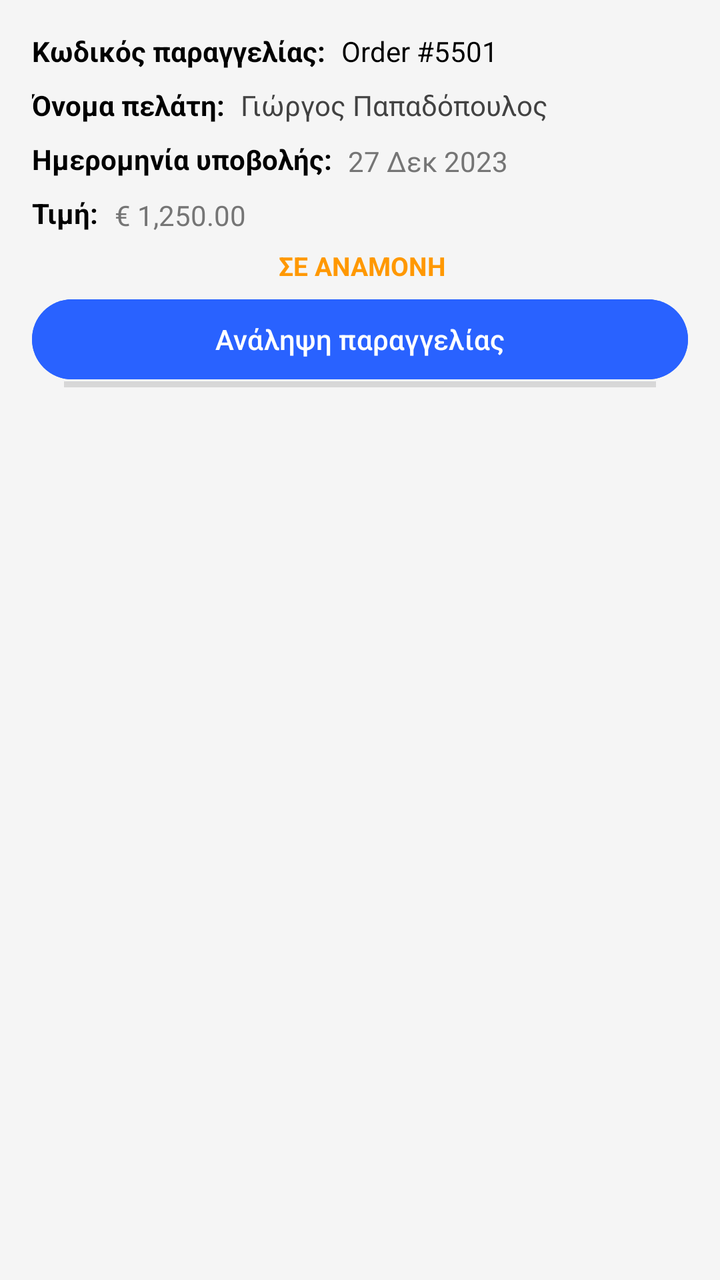
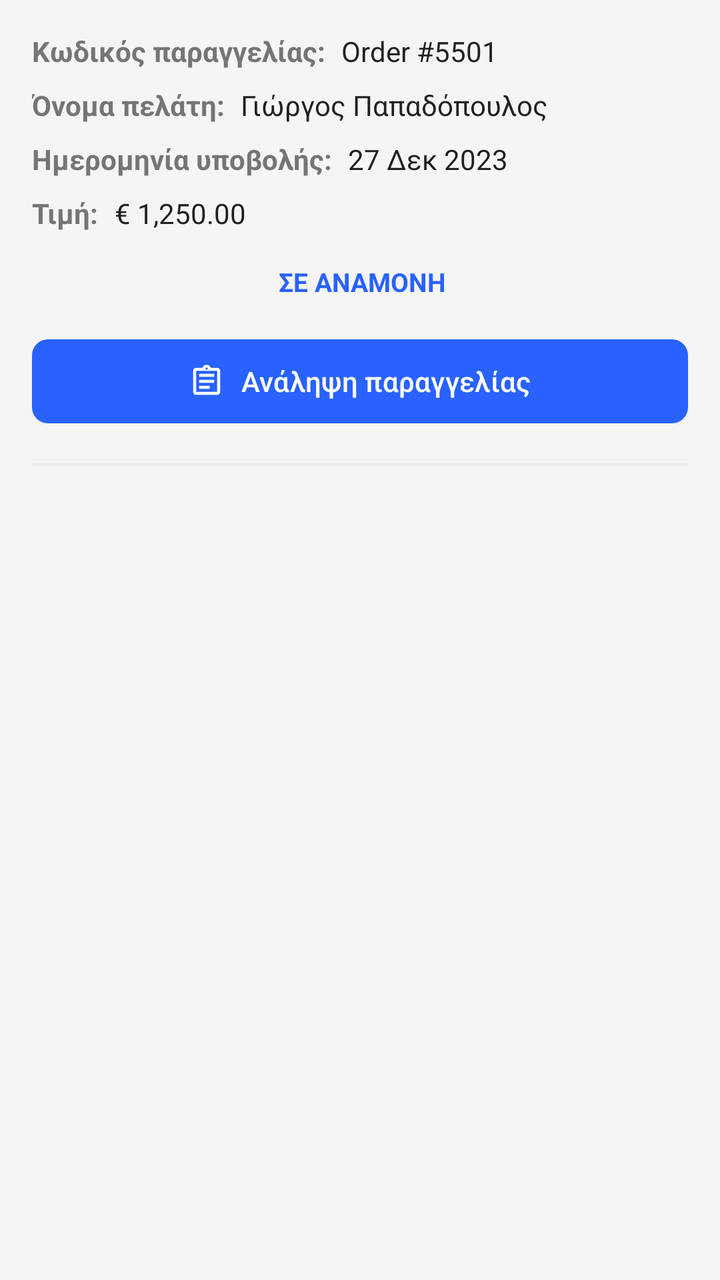

The first picture is an Android layout as it rendered before a commit; the second is the same layout after the commit. The layout source and the unified diff follow.
<!-- AndroidManifest.xml: application theme Theme.Team21 -->
<!-- res/layout/item_order.xml -->
<?xml version="1.0" encoding="utf-8"?>
<androidx.constraintlayout.widget.ConstraintLayout xmlns:android="http://schemas.android.com/apk/res/android"
    xmlns:app="http://schemas.android.com/apk/res-auto"
    xmlns:tools="http://schemas.android.com/tools"
    android:layout_width="match_parent"
    android:layout_height="wrap_content"
    android:background="?attr/selectableItemBackground"
    android:padding="16dp">

    <TextView
        android:id="@+id/txtItemOrderPrice"
        android:layout_width="wrap_content"
        android:layout_height="wrap_content"
        android:layout_marginTop="8dp"
        android:textColor="#000000"
        android:textSize="14sp"
        android:textStyle="bold"
        app:layout_constraintStart_toStartOf="parent"
        app:layout_constraintTop_toBottomOf="@+id/txtItemOrderSubmissionDate"
        android:text="Τιμή:" />

    <TextView
        android:id="@+id/txtItemOrderSubmissionDate"
        android:layout_width="wrap_content"
        android:layout_height="wrap_content"
        android:layout_marginTop="8dp"
        android:textColor="#000000"
        android:textSize="14sp"
        android:textStyle="bold"
        app:layout_constraintStart_toStartOf="parent"
        app:layout_constraintTop_toBottomOf="@+id/txtItemOrderCustomerName"
        android:text="Ημερομηνία υποβολής:" />

    <TextView
        android:id="@+id/txtItemOrderId"
        android:layout_width="wrap_content"
        android:layout_height="wrap_content"
        android:textColor="#000000"
        android:textSize="14sp"
        android:textStyle="bold"
        app:layout_constraintStart_toStartOf="parent"
        app:layout_constraintTop_toTopOf="parent"
        android:text="Κωδικός παραγγελίας:" />

    <TextView
        android:id="@+id/txtItemOrderCustomerName"
        android:layout_width="wrap_content"
        android:layout_height="wrap_content"
        android:layout_marginTop="8dp"
        android:textColor="#000000"
        android:textSize="14sp"
        android:textStyle="bold"
        app:layout_constraintStart_toStartOf="parent"
        app:layout_constraintTop_toBottomOf="@+id/txtItemOrderId"
        android:text="Όνομα πελάτη:" />

    <TextView
        android:id="@+id/txtItemOrderIdValue"
        android:layout_width="wrap_content"
        android:layout_height="wrap_content"
        android:layout_marginStart="8dp"
        android:textColor="#000000"
        android:textSize="14sp"
        app:layout_constraintStart_toEndOf="@+id/txtItemOrderId"
        app:layout_constraintTop_toTopOf="parent"
        android:text="Order #5501" />

    <TextView
        android:id="@+id/txtItemOrderStatus"
        android:layout_width="wrap_content"
        android:layout_height="wrap_content"
        android:layout_marginTop="7dp"
        android:textColor="#FF9800"
        android:textSize="13sp"
        android:textStyle="bold"
        app:layout_constraintEnd_toEndOf="parent"
        app:layout_constraintHorizontal_bias="0.506"
        app:layout_constraintStart_toStartOf="parent"
        app:layout_constraintTop_toBottomOf="@+id/txtItemOrderPriceValue"
        android:text="ΣΕ ΑΝΑΜΟΝΗ" />

    <TextView
        android:id="@+id/txtItemOrderCustomerNameValue"
        android:layout_width="166dp"
        android:layout_height="25dp"
        android:layout_marginStart="8dp"
        android:layout_marginTop="8dp"
        android:textColor="#424242"
        android:textSize="14sp"
        app:layout_constraintStart_toEndOf="@+id/txtItemOrderCustomerName"
        app:layout_constraintTop_toBottomOf="@+id/txtItemOrderIdValue"
        android:text="Γιώργος Παπαδόπουλος" />

    <TextView
        android:id="@+id/txtItemOrderSubmissionDateValue"
        android:layout_width="wrap_content"
        android:layout_height="wrap_content"
        android:layout_marginStart="8dp"
        android:layout_marginTop="3dp"
        android:textColor="#757575"
        android:textSize="14sp"
        app:layout_constraintStart_toEndOf="@+id/txtItemOrderSubmissionDate"
        app:layout_constraintTop_toBottomOf="@+id/txtItemOrderCustomerNameValue"
        android:text="27 Δεκ 2023" />

    <TextView
        android:id="@+id/txtItemOrderPriceValue"
        android:layout_width="wrap_content"
        android:layout_height="wrap_content"
        android:layout_marginStart="8dp"
        android:layout_marginTop="8dp"
        android:textColor="#757575"
        android:textSize="14sp"
        app:layout_constraintStart_toEndOf="@+id/txtItemOrderPrice"
        app:layout_constraintTop_toBottomOf="@+id/txtItemOrderSubmissionDateValue"
        android:text="€ 1,250.00" />

    <Button
        android:id="@+id/btnItemOrderNotifyCustomer"
        android:layout_width="fill_parent"
        android:layout_height="wrap_content"
        android:layout_marginTop="4dp"
        android:drawableLeft="@drawable/send_email_icon"
        android:text="Ενημέρωση πελάτη"
        app:layout_constraintStart_toStartOf="@+id/txtItemOrderStatus"
        app:layout_constraintTop_toBottomOf="@+id/txtItemOrderStatus" />

    <Button
        android:id="@+id/btnItemOrder"
        android:layout_width="fill_parent"
        android:layout_height="wrap_content"
        android:layout_marginTop="4dp"
        android:text="Ανάληψη παραγγελίας"
        app:layout_constraintEnd_toEndOf="parent"
        app:layout_constraintHorizontal_bias="0.0"
        app:layout_constraintStart_toStartOf="parent"
        app:layout_constraintTop_toBottomOf="@+id/txtItemOrderStatus" />

    <View
        android:id="@+id/divider2"
        android:layout_width="match_parent"
        android:layout_height="3dp"
        android:layout_marginStart="16dp"
        android:layout_marginEnd="16dp"
        android:background="?android:attr/listDivider"
        app:layout_constraintBottom_toBottomOf="@+id/btnItemOrderNotifyCustomer"
        app:layout_constraintEnd_toEndOf="parent"
        app:layout_constraintStart_toStartOf="parent" />

</androidx.constraintlayout.widget.ConstraintLayout>
<!-- resources referenced by this layout -->
<resources>
  <!-- drawable send_email_icon (drawable) -->
  <vector xmlns:android="http://schemas.android.com/apk/res/android" android:autoMirrored="true" android:height="24dp" android:tint="#F8F5F5" android:viewportHeight="24" android:viewportWidth="24" android:width="24dp">
        
      <path android:fillAlpha="0.3" android:fillColor="@android:color/white" android:pathData="M4,8.25l7.51,1 -7.5,-3.22zM4.01,17.97l7.5,-3.22 -7.51,1z" android:strokeAlpha="0.3"/>
        
      <path android:fillColor="@android:color/white" android:pathData="M2.01,3L2,10l15,2 -15,2 0.01,7L23,12 2.01,3zM4,8.25L4,6.03l7.51,3.22 -7.51,-1zM4.01,17.97v-2.22l7.51,-1 -7.51,3.22z"/>
      
  </vector>
  <style name="Theme.Team21" parent="Base.Theme.Team21" />
  <style name="Base.Theme.Team21" parent="Theme.Material3.DayNight.NoActionBar">
  
          
          <item name="android:windowBackground">@color/bg_light</item>
          <item name="colorSurface">@color/card_light</item>
          <item name="colorSurfaceVariant">@color/input_bg_light</item>
  
          
          <item name="colorOnSurface">@color/text_dark</item>
          <item name="colorOnSurfaceVariant">@color/text_muted_light</item>
  
          <item name="colorOnPrimary">@color/white</item>
  
          
          <item name="colorPrimary">@color/eshop_primary</item>
          <item name="colorSecondary">@color/eshop_accent</item>
  
          <item name="colorError">@color/error_red_light</item>
  
          
          <item name="android:statusBarColor">@color/bg_light</item>
          <item name="android:windowLightStatusBar">true</item>
  
          
          <item name="colorFilterActive">@color/filter_active_light</item>
          <item name="colorFilterUnselected">@color/filter_bg_unselected_light</item>
  
          
          <item name="colorMenuButton">@color/teal_menu_light</item>
      </style>
  <color name="bg_light">#F5F5F5</color>
  <color name="card_light">#FFFFFF</color>
  <color name="input_bg_light">#EBEBEB</color>
  <color name="text_dark">#212121</color>
  <color name="text_muted_light">#757575</color>
  <color name="white">#FFFFFFFF</color>
  <color name="eshop_primary">#2962FF</color>
  <color name="eshop_accent">#FF6D00</color>
  <color name="error_red_light">#D32F2F</color>
  <color name="filter_active_light">#2962FF</color>
  <color name="filter_bg_unselected_light">#E0E0E0</color>
  <color name="teal_menu_light">#009688</color>
</resources>

<!-- the commit's change to res/layout/item_order.xml (unified diff, before → after) -->
@@ -12,7 +12,7 @@
         android:layout_width="wrap_content"
         android:layout_height="wrap_content"
         android:layout_marginTop="8dp"
-        android:textColor="#000000"
+        android:textColor="?attr/colorOnSurfaceVariant"
         android:textSize="14sp"
         android:textStyle="bold"
         app:layout_constraintStart_toStartOf="parent"
@@ -24,7 +24,7 @@
         android:layout_width="wrap_content"
         android:layout_height="wrap_content"
         android:layout_marginTop="8dp"
-        android:textColor="#000000"
+        android:textColor="?attr/colorOnSurfaceVariant"
         android:textSize="14sp"
         android:textStyle="bold"
         app:layout_constraintStart_toStartOf="parent"
@@ -35,7 +35,7 @@
         android:id="@+id/txtItemOrderId"
         android:layout_width="wrap_content"
         android:layout_height="wrap_content"
-        android:textColor="#000000"
+        android:textColor="?attr/colorOnSurfaceVariant"
         android:textSize="14sp"
         android:textStyle="bold"
         app:layout_constraintStart_toStartOf="parent"
@@ -47,7 +47,7 @@
         android:layout_width="wrap_content"
         android:layout_height="wrap_content"
         android:layout_marginTop="8dp"
-        android:textColor="#000000"
+        android:textColor="?attr/colorOnSurfaceVariant"
         android:textSize="14sp"
         android:textStyle="bold"
         app:layout_constraintStart_toStartOf="parent"
@@ -59,7 +59,7 @@
         android:layout_width="wrap_content"
         android:layout_height="wrap_content"
         android:layout_marginStart="8dp"
-        android:textColor="#000000"
+        android:textColor="?attr/colorOnSurface"
         android:textSize="14sp"
         app:layout_constraintStart_toEndOf="@+id/txtItemOrderId"
         app:layout_constraintTop_toTopOf="parent"
@@ -69,8 +69,8 @@
         android:id="@+id/txtItemOrderStatus"
         android:layout_width="wrap_content"
         android:layout_height="wrap_content"
-        android:layout_marginTop="7dp"
-        android:textColor="#FF9800"
+        android:layout_marginTop="16dp"
+        android:textColor="?attr/colorPrimary"
         android:textSize="13sp"
         android:textStyle="bold"
         app:layout_constraintEnd_toEndOf="parent"
@@ -81,12 +81,13 @@
 
     <TextView
         android:id="@+id/txtItemOrderCustomerNameValue"
-        android:layout_width="166dp"
-        android:layout_height="25dp"
+        android:layout_width="0dp"
+        android:layout_height="wrap_content"
         android:layout_marginStart="8dp"
         android:layout_marginTop="8dp"
-        android:textColor="#424242"
+        android:textColor="?attr/colorOnSurface"
         android:textSize="14sp"
+        app:layout_constraintEnd_toEndOf="parent"
         app:layout_constraintStart_toEndOf="@+id/txtItemOrderCustomerName"
         app:layout_constraintTop_toBottomOf="@+id/txtItemOrderIdValue"
         android:text="Γιώργος Παπαδόπουλος" />
@@ -96,8 +97,8 @@
         android:layout_width="wrap_content"
         android:layout_height="wrap_content"
         android:layout_marginStart="8dp"
-        android:layout_marginTop="3dp"
-        android:textColor="#757575"
+        android:layout_marginTop="8dp"
+        android:textColor="?attr/colorOnSurface"
         android:textSize="14sp"
         app:layout_constraintStart_toEndOf="@+id/txtItemOrderSubmissionDate"
         app:layout_constraintTop_toBottomOf="@+id/txtItemOrderCustomerNameValue"
@@ -109,42 +110,36 @@
         android:layout_height="wrap_content"
         android:layout_marginStart="8dp"
         android:layout_marginTop="8dp"
-        android:textColor="#757575"
+        android:textColor="?attr/colorOnSurface"
         android:textSize="14sp"
         app:layout_constraintStart_toEndOf="@+id/txtItemOrderPrice"
         app:layout_constraintTop_toBottomOf="@+id/txtItemOrderSubmissionDateValue"
         android:text="€ 1,250.00" />
 
-    <Button
-        android:id="@+id/btnItemOrderNotifyCustomer"
-        android:layout_width="fill_parent"
-        android:layout_height="wrap_content"
-        android:layout_marginTop="4dp"
-        android:drawableLeft="@drawable/send_email_icon"
-        android:text="Ενημέρωση πελάτη"
-        app:layout_constraintStart_toStartOf="@+id/txtItemOrderStatus"
-        app:layout_constraintTop_toBottomOf="@+id/txtItemOrderStatus" />
-
-    <Button
+    <com.google.android.material.button.MaterialButton
         android:id="@+id/btnItemOrder"
-        android:layout_width="fill_parent"
-        android:layout_height="wrap_content"
-        android:layout_marginTop="4dp"
+        android:layout_width="match_parent"
+        android:layout_height="50dp"
+        android:layout_marginTop="16dp"
+        app:backgroundTint="?attr/colorPrimary"
+        android:textColor="?attr/colorOnPrimary"
+        app:icon="@drawable/ic_assignment"
+        app:iconTint="?attr/colorOnPrimary"
+        app:iconGravity="textStart"
+        app:cornerRadius="8dp"
         android:text="Ανάληψη παραγγελίας"
         app:layout_constraintEnd_toEndOf="parent"
-        app:layout_constraintHorizontal_bias="0.0"
         app:layout_constraintStart_toStartOf="parent"
         app:layout_constraintTop_toBottomOf="@+id/txtItemOrderStatus" />
 
     <View
         android:id="@+id/divider2"
         android:layout_width="match_parent"
-        android:layout_height="3dp"
-        android:layout_marginStart="16dp"
-        android:layout_marginEnd="16dp"
-        android:background="?android:attr/listDivider"
-        app:layout_constraintBottom_toBottomOf="@+id/btnItemOrderNotifyCustomer"
+        android:layout_height="1dp"
+        android:layout_marginTop="16dp"
+        android:background="?attr/colorSurfaceVariant"
         app:layout_constraintEnd_toEndOf="parent"
-        app:layout_constraintStart_toStartOf="parent" />
+        app:layout_constraintStart_toStartOf="parent"
+        app:layout_constraintTop_toBottomOf="@+id/btnItemOrder" />
 
 </androidx.constraintlayout.widget.ConstraintLayout>
<!-- resource entries referenced after the edit -->
@@ -1,12 +1,16 @@
 <!-- resources referenced by this layout -->
 <resources>
-  <!-- drawable send_email_icon (drawable) -->
-  <vector xmlns:android="http://schemas.android.com/apk/res/android" android:autoMirrored="true" android:height="24dp" android:tint="#F8F5F5" android:viewportHeight="24" android:viewportWidth="24" android:width="24dp">
-        
-      <path android:fillAlpha="0.3" android:fillColor="@android:color/white" android:pathData="M4,8.25l7.51,1 -7.5,-3.22zM4.01,17.97l7.5,-3.22 -7.51,1z" android:strokeAlpha="0.3"/>
-        
-      <path android:fillColor="@android:color/white" android:pathData="M2.01,3L2,10l15,2 -15,2 0.01,7L23,12 2.01,3zM4,8.25L4,6.03l7.51,3.22 -7.51,-1zM4.01,17.97v-2.22l7.51,-1 -7.51,3.22z"/>
-      
+  <!-- drawable ic_assignment (drawable) -->
+  <vector xmlns:android="http://schemas.android.com/apk/res/android"
+      android:width="24dp"
+      android:height="24dp"
+      android:viewportWidth="960"
+      android:viewportHeight="960"
+      android:tint="?attr/colorControlNormal"
+      android:autoMirrored="true">
+    <path
+        android:fillColor="@android:color/white"
+        android:pathData="M200,840Q167,840 143.5,816.5Q120,793 120,760L120,200Q120,167 143.5,143.5Q167,120 200,120L368,120Q381,84 411.5,62Q442,40 480,40Q518,40 548.5,62Q579,84 592,120L760,120Q793,120 816.5,143.5Q840,167 840,200L840,760Q840,793 816.5,816.5Q793,840 760,840L200,840ZM200,760L760,760Q760,760 760,760Q760,760 760,760L760,200Q760,200 760,200Q760,200 760,200L200,200Q200,200 200,200Q200,200 200,200L200,760Q200,760 200,760Q200,760 200,760ZM280,680L560,680L560,600L280,600L280,680ZM280,520L680,520L680,440L280,440L280,520ZM280,360L680,360L680,280L280,280L280,360ZM501.5,161.5Q510,153 510,140Q510,127 501.5,118.5Q493,110 480,110Q467,110 458.5,118.5Q450,127 450,140Q450,153 458.5,161.5Q467,170 480,170Q493,170 501.5,161.5ZM200,760Q200,760 200,760Q200,760 200,760L200,200Q200,200 200,200Q200,200 200,200L200,200Q200,200 200,200Q200,200 200,200L200,760Q200,760 200,760Q200,760 200,760Z"/>
   </vector>
   <style name="Theme.Team21" parent="Base.Theme.Team21" />
   <style name="Base.Theme.Team21" parent="Theme.Material3.DayNight.NoActionBar">
